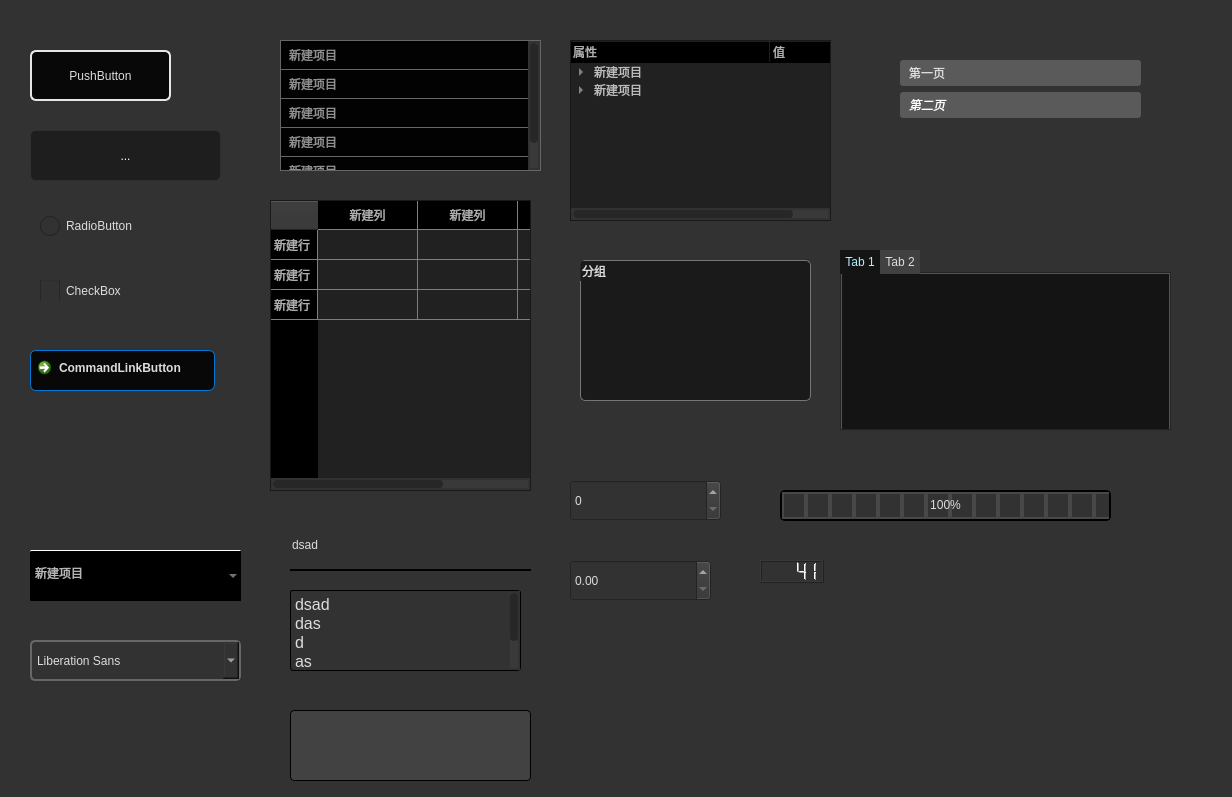
This is PyQtGuiLib/styles/qssFile/qssFile.ui in LX-sys/PyQtGuiLib as Qt 5 draws it before an edit. The edited form follows.
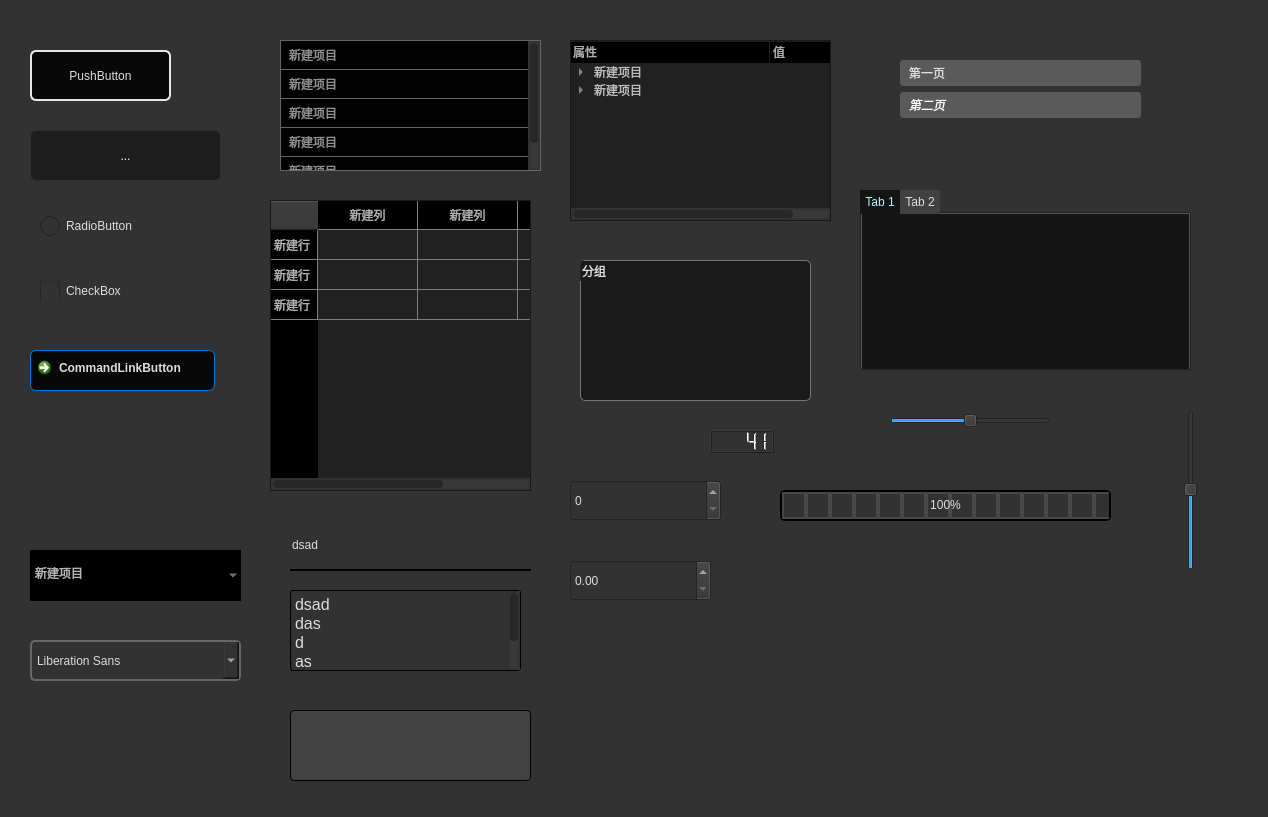
This is the edited form. Icons and pictures are not drawn.

Patch:
```diff
--- a/PyQtGuiLib/styles/qssFile/qssFile.ui
+++ b/PyQtGuiLib/styles/qssFile/qssFile.ui
@@ -9,8 +9,8 @@
    <rect>
     <x>0</x>
     <y>0</y>
-    <width>1232</width>
-    <height>797</height>
+    <width>1268</width>
+    <height>817</height>
    </rect>
   </property>
   <property name="windowTitle">
@@ -509,8 +509,8 @@
   <widget class="QTabWidget" name="tabWidget">
    <property name="geometry">
     <rect>
-     <x>840</x>
-     <y>250</y>
+     <x>860</x>
+     <y>190</y>
      <width>331</width>
      <height>181</height>
     </rect>
@@ -560,7 +560,7 @@
    <property name="styleSheet">
     <string notr="true">QComboBox {
 background-color: rgb(0, 0, 0);
-border:1px solid rgb(255, 255, 255);
+/*border:1px solid rgb(255, 255, 255);*/
 border-bottom:none;
 border-left:none;
 border-right:none;
@@ -581,11 +581,13 @@
 
 }
 QComboBox QAbstractItemView{
+margin:10px;
+color: rgb(182, 182, 182);
 background-color: rgb(0, 0, 0);
 border:none;
 outline: 0px;
 selection-background-color:rgb(0, 0, 0);
-selection-color:rgb(0, 255, 255);
+selection-color:rgb(255, 255, 255);
 }</string>
    </property>
    <property name="editable">
@@ -757,8 +759,8 @@
   <widget class="QLCDNumber" name="lcdNumber">
    <property name="geometry">
     <rect>
-     <x>760</x>
-     <y>560</y>
+     <x>710</x>
+     <y>430</y>
      <width>64</width>
      <height>23</height>
     </rect>
@@ -770,6 +772,38 @@
     <number>41</number>
    </property>
   </widget>
+  <widget class="QSlider" name="horizontalSlider">
+   <property name="geometry">
+    <rect>
+     <x>890</x>
+     <y>410</y>
+     <width>160</width>
+     <height>22</height>
+    </rect>
+   </property>
+   <property name="value">
+    <number>50</number>
+   </property>
+   <property name="orientation">
+    <enum>Qt::Horizontal</enum>
+   </property>
+  </widget>
+  <widget class="QSlider" name="verticalSlider">
+   <property name="geometry">
+    <rect>
+     <x>1180</x>
+     <y>410</y>
+     <width>22</width>
+     <height>160</height>
+    </rect>
+   </property>
+   <property name="value">
+    <number>50</number>
+   </property>
+   <property name="orientation">
+    <enum>Qt::Vertical</enum>
+   </property>
+  </widget>
  </widget>
  <resources>
   <include location="image/image.qrc"/>
```
Left out of the diff: 6 changed lines with no effect on the pictures.
